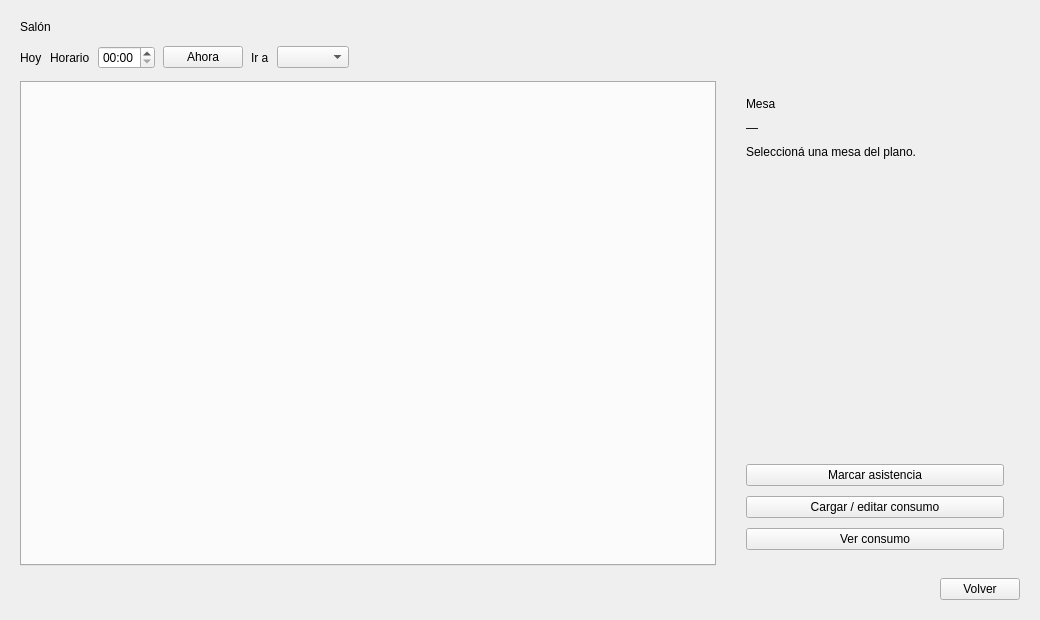
Above: vista/salon/salon.ui from segovia-gabriel/ProyectoFinal-PracticasII before the change. Below: the same form after it.
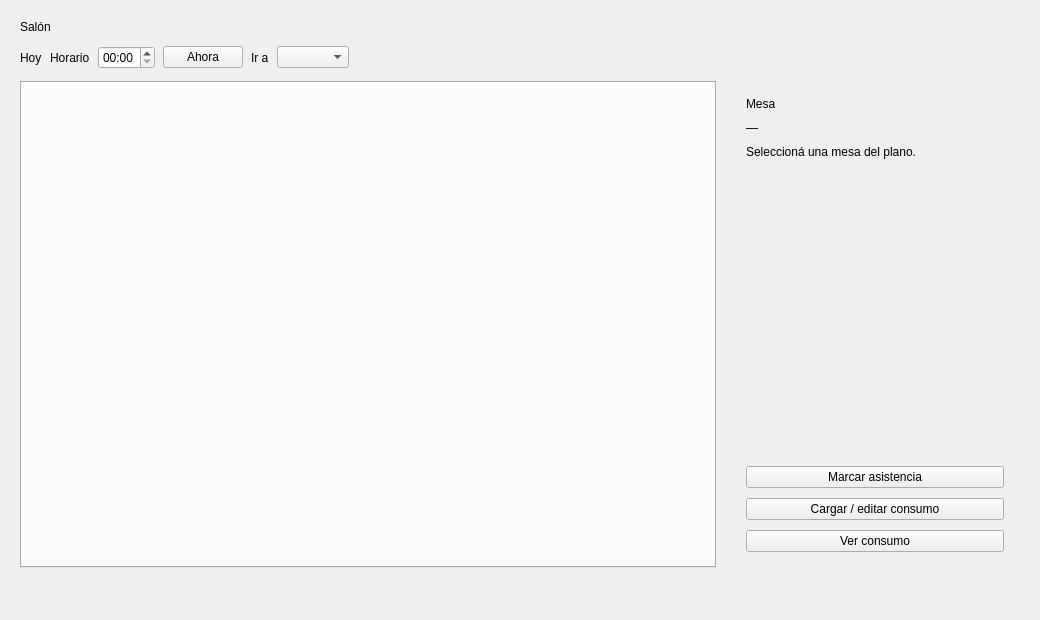
That is the form after the change.

The edit to the form file:
```diff
--- a/vista/salon/salon.ui
+++ b/vista/salon/salon.ui
@@ -1,7 +1,7 @@
 <?xml version="1.0" encoding="UTF-8"?>
 <ui version="4.0">
  <class>VentanaSalon</class>
- <widget class="QMainWindow" name="VentanaSalon">
+ <widget class="QWidget" name="VentanaSalon">
   <property name="geometry">
    <rect>
     <x>0</x>
@@ -13,7 +13,6 @@
   <property name="windowTitle">
    <string>Salón</string>
   </property>
-  <widget class="QWidget" name="widget_central">
    <layout class="QVBoxLayout" name="layout_principal">
     <property name="spacing">
      <number>12</number>
@@ -238,17 +237,9 @@
         </property>
        </spacer>
       </item>
-      <item>
-       <widget class="QPushButton" name="pushButton_volver">
-        <property name="text">
-         <string>Volver</string>
-        </property>
-       </widget>
-      </item>
      </layout>
     </item>
    </layout>
-  </widget>
  </widget>
  <resources/>
  <connections/>
```
